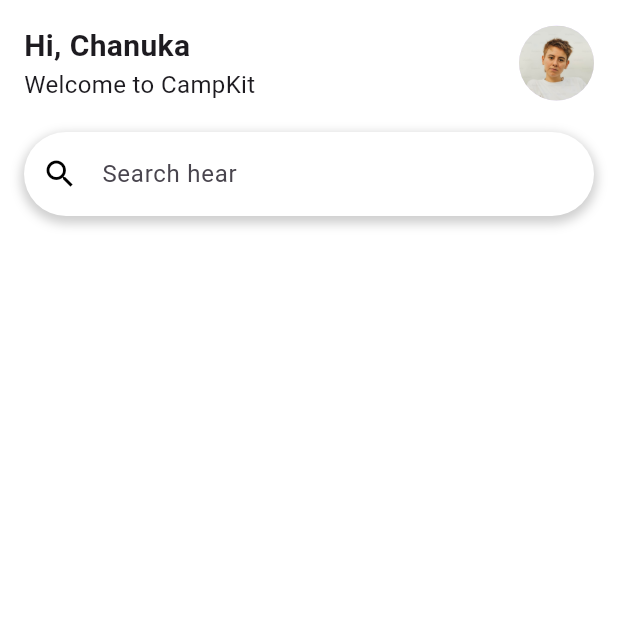
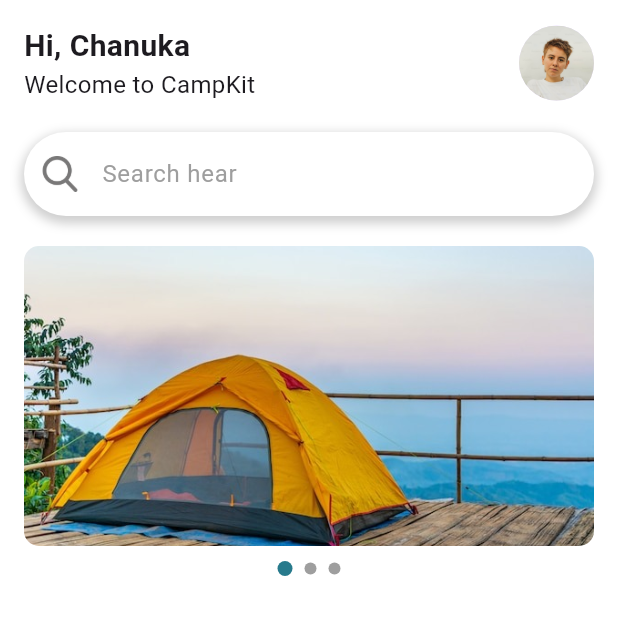
Before and after one commit to Chanukaisuru/CampKit, a Flutter app: the HomePage screen opened directly, on a phone screen of 412 x 824 dp, the top half of it. Run offline on Flutter 3.47's test engine with Material 3 defaults, Android fonts, the phone set to English and light mode, and no system bars.

Commit message:
modified:   lib/home/home_page.dart     create ad carosel and dots indicator

```diff
--- a/lib/home/home_page.dart
+++ b/lib/home/home_page.dart
@@ -3,6 +3,8 @@ import 'package:flutter/material.dart';
 void main() {
   runApp(CampKitApp());
 }
+
+
 
 class CampKitApp extends StatelessWidget {
   @override
@@ -17,7 +19,20 @@ class CampKitApp extends StatelessWidget {
   }
 }
 
-class HomePage extends StatelessWidget {
+class HomePage extends StatefulWidget {
+  @override
+  _HomePageState createState() => _HomePageState();
+}
+
+class _HomePageState extends State<HomePage> {
+  final PageController _adController = PageController();
+  int _currentAdIndex = 0;
+
+  final List<String> _ads = [
+    'assets/image/ad1.jpeg', // Replace with your ad image paths
+    'assets/image/ad2.jpeg',
+    'assets/image/ad3.jpeg',
+  ];
   @override
   Widget build(BuildContext context) {
     return Scaffold(
@@ -80,7 +95,19 @@ class HomePage extends StatelessWidget {
                 child: TextField(
                   decoration: InputDecoration(
                     hintText: "Search hear",
-                    prefixIcon: Icon(Icons.search,color: Colors.black,),
+                    hintStyle: TextStyle(color: Colors.grey),
+
+                    prefixIcon: Padding(
+                      padding: const EdgeInsets.all(12.0),
+                      child: Image.asset('assets/icon/search.png',
+                      width: 20,
+                      height: 20,
+                      color: const Color.fromARGB(255, 121, 120, 120),
+
+                      fit: BoxFit.contain,
+                      ),
+                    ),
+
                     filled: true,
                     fillColor: Colors.transparent,
                     contentPadding: EdgeInsets.symmetric(vertical:16),
@@ -91,11 +118,58 @@ class HomePage extends StatelessWidget {
                   ),
                 ),
               ),
+
+              /*-----------------add bar------------ */
+              SizedBox(height: 20),
+              Container(
+                height: 200,  // Set the height of the Ad Carousel to 150
+                child: PageView.builder(
+                  controller: _adController,
+                  onPageChanged: (index) {
+                    setState(() {
+                      _currentAdIndex = index;
+                    });
+                  },
+                        itemCount: _ads.length,
+                        itemBuilder: (context, index) {
+                          return ClipRRect(
+                            borderRadius: BorderRadius.circular(10),
+                            child: Image.asset(
+                              _ads[index],
+                              fit: BoxFit.cover,
+                              height: 100,
+                              width: double.infinity,
+                              ),
+                            );
+                        },
+                ),
+              ),
+
+
+
+              /*------Dots Indicator-------------------- */
+
+              SizedBox(height: 10),
+              Row(
+                mainAxisAlignment: MainAxisAlignment.center,
+                children: List.generate(
+                  _ads.length,
+                  (index)=>Container(
+                    margin:EdgeInsets.symmetric(horizontal: 4),
+                    width: _currentAdIndex == index ? 10:8,
+                    height: _currentAdIndex == index ? 10:8,
+                    decoration: BoxDecoration(
+                      shape: BoxShape.circle,
+                      color: _currentAdIndex == index
+                       ?Color(0xFF277A8C) : Colors.grey,
+                    ),
+                  ),
+                ),
+              ),
             ],
           ),
         ),
       ),
     );
-
   }
 }
```
